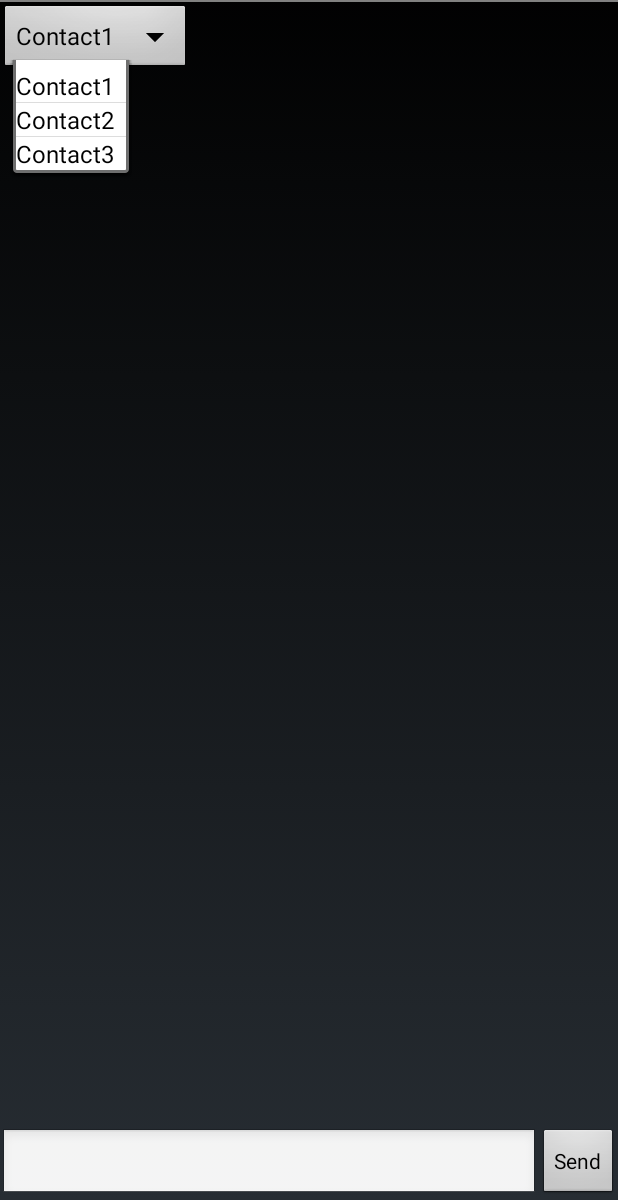
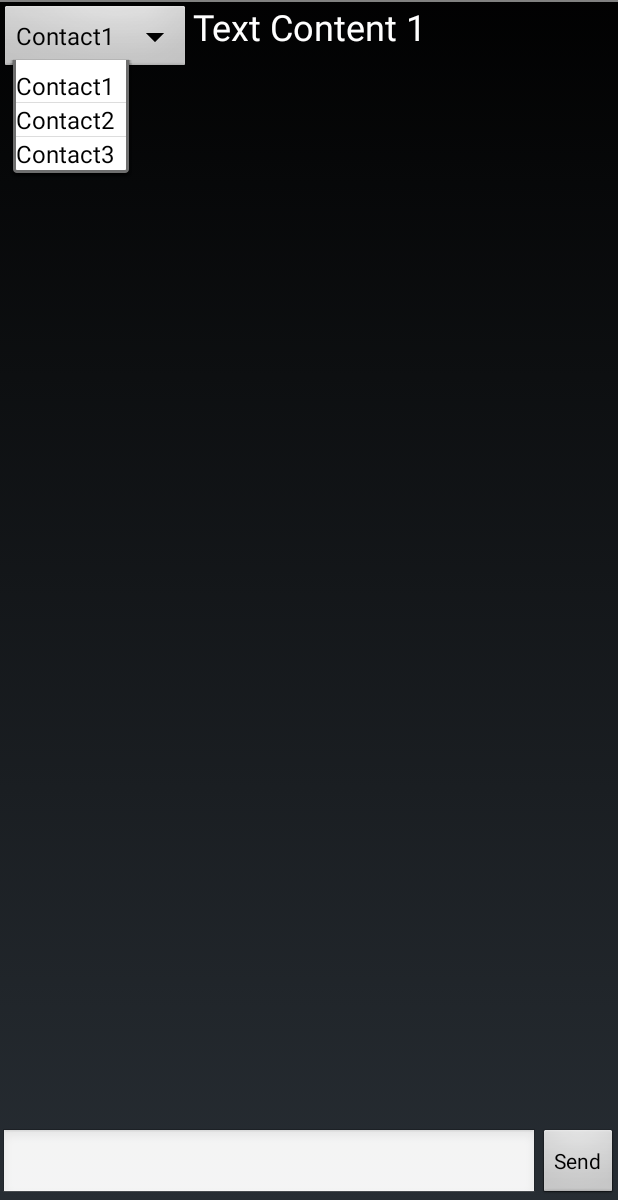
Before and after one commit to ashishonce/ChatApplication, an Android app: the screen it shows after launch (MainActivity), after a tap on "Contact1", on a phone screen of 412 x 824 dp, the part 36-1236 px from its top. Run offline under Robolectric (Android 15) with nearby library versions, the phone set to English and light mode, and no system bars; 4 statements that could not run were skipped.

Commit message:
adding suggestions

```diff
--- a/app/src/main/java/com/tutorial/chatapps/MainActivity.java
+++ b/app/src/main/java/com/tutorial/chatapps/MainActivity.java
@@ -8,10 +8,12 @@ import android.content.Intent;
 import android.content.IntentFilter;
 import android.content.SharedPreferences;
 import android.database.DataSetObserver;
+import android.graphics.Color;
 import android.os.Bundle;
 import android.preference.PreferenceManager;
 import android.support.v4.content.LocalBroadcastManager;
 import android.util.Log;
+import android.view.Gravity;
 import android.view.KeyEvent;
 import android.view.View;
 import android.view.View.OnKeyListener;
@@ -20,8 +22,10 @@ import android.widget.AdapterView;
 import android.widget.ArrayAdapter;
 import android.widget.Button;
 import android.widget.EditText;
+import android.widget.LinearLayout;
 import android.widget.ListView;
 import android.widget.ProgressBar;
+import android.widget.TextSwitcher;
 import android.widget.TextView;
 import android.widget.Toast;
 
@@ -37,9 +41,11 @@ import org.apache.http.message.BasicNameValuePair;
 import java.io.IOException;
 import java.util.ArrayList;
 import android.widget.Spinner;
+import android.widget.ViewSwitcher;
 
 import java.util.Date;
 import java.util.List;
+import java.util.Vector;
 
 
 public class MainActivity extends Activity {
@@ -53,7 +59,12 @@ public class MainActivity extends Activity {
     private ListView list;
     private EditText chatText;
     private Button send;
-
+    private LinearLayout suggestions;
+    private TextSwitcher textSwitcher;
+    private Vector<String> suggestionList;
+    private int index;
+    private int size;
+    private String suggestedText;
 
     Intent intent;
     private boolean side = false;
@@ -156,6 +167,22 @@ public class MainActivity extends Activity {
 
 		});
 
+        suggestions = (LinearLayout) findViewById(R.id.suggestionsView);
+
+        textSwitcher = (TextSwitcher) findViewById(R.id.switcher);
+
+        suggestionList = new Vector<String>();
+
+        this.initializeTextSwitcher();
+
+        Vector<String> temp = new Vector<String>();
+        temp.add("Text Content 1");
+        temp.add("Text Content 2");
+        temp.add("Text Content 3");
+        temp.add("Text Content 4");
+
+        this.setSuggestionTextItems(temp);
+
     }
 
     public void startRegistrationService(boolean reg, boolean tkr) {
@@ -206,4 +233,72 @@ public class MainActivity extends Activity {
         adp.add(new ChatMessage(false, message ));
         return true;
     }
+
+    private void setSuggestionTextItems(Vector<String> textSuggestions){
+        this.index = 0;
+        this.suggestionList.addAll(textSuggestions);
+        size = this.suggestionList.size();
+        if (size > 0){
+            textSwitcher.setText(suggestionList.elementAt(index));
+            suggestedText = suggestionList.elementAt(index);
+        }
+    }
+
+    private void initializeTextSwitcher(){
+        size = 0;
+        textSwitcher = (TextSwitcher) findViewById(R.id.switcher);
+
+        textSwitcher.setFactory(new ViewSwitcher.ViewFactory() {
+
+            public View makeView() {
+                TextView myText = new TextView(MainActivity.this);
+                myText.setGravity(Gravity.TOP | Gravity.CENTER_HORIZONTAL);
+                myText.setTextSize(24);
+                myText.setTextColor(Color.WHITE);
+                return myText;
+            }
+        });
+
+        textSwitcher.setOnTouchListener(new OnSwipeTouchListener(MainActivity.this){
+            public void onSwipeRight(){
+                textSwitcher.setInAnimation(Slide.inFromLeftAnimation());
+                textSwitcher.setOutAnimation(Slide.outToRightAnimation());
+
+                if (size > 0){
+                    index--;
+                    index = index < 0 ? size - 1 : index;
+                    textSwitcher.setText(suggestionList.elementAt(index));
+                    suggestedText = suggestionList.elementAt(index);
+                }
+            }
+
+            public void onSwipeLeft(){
+                textSwitcher.setInAnimation(Slide.inFromRightAnimation());
+                textSwitcher.setOutAnimation(Slide.outToLeftAnimation());
+
+                if (size > 0){
+                    index++;
+                    index = index % size;
+                    textSwitcher.setText(suggestionList.elementAt(index));
+                    suggestedText = suggestionList.elementAt(index);
+                }
+            }
+
+            public void onClick(){
+                chatText.setText(suggestedText);
+            }
+        });
+    }
+
+    private void hideSuggestions(){
+        suggestions.setVisibility(View.INVISIBLE);
+    }
+
+    private void showSuggestions(){
+        suggestions.setVisibility(View.VISIBLE);
+    }
+
+    private void deleteSuggestions(){
+        suggestionList.removeAllElements();
+    }
 }
--- /dev/null
+++ b/app/src/main/java/com/tutorial/chatapps/OnSwipeTouchListener.java
@@ -0,0 +1,64 @@
+package com.tutorial.chatapps;
+
+import android.content.Context;
+import android.view.GestureDetector;
+import android.view.GestureDetector.SimpleOnGestureListener;
+import android.view.MotionEvent;
+import android.view.View;
+import android.view.View.OnTouchListener;
+
+/**
+ * Created by umkan on 26-07-2016.
+ */
+public class OnSwipeTouchListener implements OnTouchListener {
+
+    private final GestureDetector gestureDetector;
+
+    public OnSwipeTouchListener(Context context) {
+        gestureDetector = new GestureDetector(context, new GestureListener());
+    }
+
+    public void onSwipeLeft() {
+    }
+
+    public void onSwipeRight() {
+    }
+
+    public void onClick(){
+    }
+
+    public boolean onTouch(View v, MotionEvent event) {
+        return gestureDetector.onTouchEvent(event);
+    }
+
+    private final class GestureListener extends SimpleOnGestureListener {
+
+        private static final int SWIPE_DISTANCE_THRESHOLD = 100;
+        private static final int SWIPE_VELOCITY_THRESHOLD = 100;
+
+        @Override
+        public boolean onDown(MotionEvent e) {
+            return true;
+        }
+
+        @Override
+        public boolean onFling(MotionEvent e1, MotionEvent e2, float velocityX, float velocityY) {
+            float distanceX = e2.getX() - e1.getX();
+            float distanceY = e2.getY() - e1.getY();
+            if (Math.abs(distanceX) > Math.abs(distanceY) && Math.abs(distanceX) > SWIPE_DISTANCE_THRESHOLD && Math.abs(velocityX) > SWIPE_VELOCITY_THRESHOLD) {
+                if (distanceX > 0)
+                    onSwipeRight();
+                else
+                    onSwipeLeft();
+                return true;
+            }
+            return false;
+        }
+
+        @Override
+        public boolean onSingleTapConfirmed(MotionEvent e) {
+            onClick();
+            return super.onSingleTapConfirmed(e);
+        }
+    }
+}
--- a/app/src/main/res/layout/main.xml
+++ b/app/src/main/res/layout/main.xml
@@ -4,6 +4,21 @@
     android:layout_height="fill_parent"
     android:orientation="vertical"
   >
+    <LinearLayout
+        android:layout_width="match_parent"
+        android:layout_height="wrap_content"
+        android:orientation="vertical"
+        android:visibility="visible"
+        android:id="@+id/suggestionsView">
+        <TextSwitcher
+            android:id="@+id/switcher"
+            android:textColor="#FFFFFF"
+            android:layout_centerInParent="true"
+            android:layout_width="match_parent"
+            android:layout_height="wrap_content"
+            android:layout_gravity="center_horizontal" />
+    </LinearLayout>
+
     <Spinner
         android:id="@+id/dynamic_spinner"
         android:layout_width="wrap_content"
```
Also changed, not shown: app/src/main/java/com/tutorial/chatapps/Slide.java (added, +55 -0 lines).
